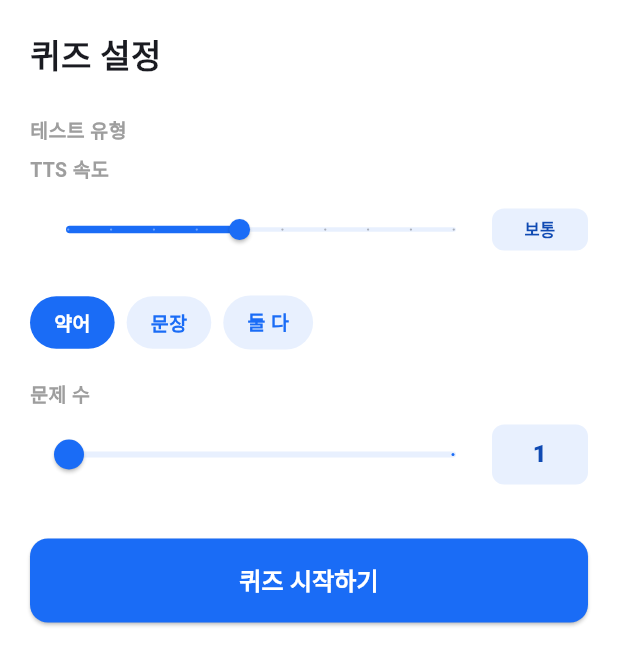
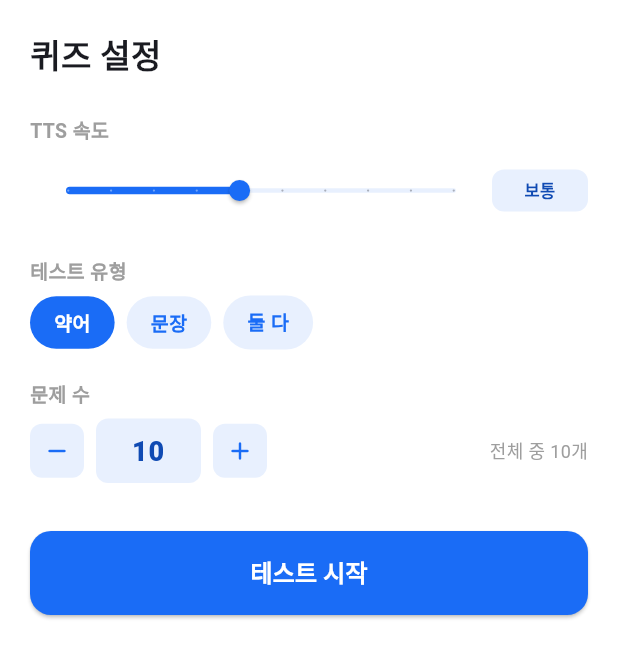
Before and after one commit to CHIL-LING/SOGGIIROCK, a Flutter app: the QuizScreen screen opened directly, on a phone screen of 412 x 824 dp. Shown: the top 665 px of the screen. Run offline on Flutter 3.47's test engine with Material 3 defaults, Android fonts, the phone set to English and light mode, and no system bars; our stand-ins replace flutter_tts, hive_flutter; accounts and stored records are empty.

Commit message:
퀴즈 진행 중 속도 조절 버튼 추가, 퀴즈를 테스트로 단어 변경

```diff
--- a/lib/main.dart
+++ b/lib/main.dart
@@ -3302,7 +3302,7 @@ class _QuizScreenState extends State<QuizScreen> {
   }
 
   // ── 설정 화면 ──
-  Widget _buildSetup() {
+Widget _buildSetup() {
     final groups = Store.getGroups();
     return Scaffold(backgroundColor: Colors.white,
       body: SafeArea(child: SingleChildScrollView(padding: const EdgeInsets.all(20), child: Column(
@@ -3310,8 +3310,6 @@ class _QuizScreenState extends State<QuizScreen> {
         const Text('퀴즈 설정', style: TextStyle(fontSize: 22, fontWeight: FontWeight.w900)),
         const SizedBox(height: 24),
 
-        // 모드 선택
-        _lbl('테스트 유형'),
         // TTS 속도
         _lbl('TTS 속도'),
         Row(children: [
@@ -3342,6 +3340,9 @@ class _QuizScreenState extends State<QuizScreen> {
                 style: const TextStyle(fontWeight: FontWeight.w700, color: kBlueDark, fontSize: 11))),
         ]),
         const SizedBox(height: 20),
+
+        // 모드 선택
+        _lbl('테스트 유형'),
         Row(children: [
           _ModeChip(label: '약어', value: 'abbr', selected: _mode, onTap: (v) => setState(() { _mode = v; _filterGroupId = null; })),
           const SizedBox(width: 8),
@@ -3351,7 +3352,7 @@ class _QuizScreenState extends State<QuizScreen> {
         ]),
         const SizedBox(height: 20),
 
-        // 그룹 필터 (약어 모드일 때만)
+        // 그룹 필터
         if (_mode == 'abbr' && groups.isNotEmpty) ...[
           _lbl('그룹 필터'),
           Wrap(spacing: 8, runSpacing: 8, children: [
@@ -3383,62 +3384,47 @@ class _QuizScreenState extends State<QuizScreen> {
           const SizedBox(height: 20),
         ],
 
-        // 문제 수 설정
+        // 문제 수
         _lbl('문제 수'),
         Row(children: [
-          Expanded(child: Builder(builder: (context) {
-            final abbrevs = Store.getAbbreviations();
-            final sentences = Store.getSentences();
-            int maxCount = 0;
-            if (_mode == 'abbr') {
-              maxCount = _filterGroupId != null
-                  ? abbrevs.where((a) => a.groupId == _filterGroupId).length
-                  : abbrevs.length;
-            } else if (_mode == 'sentence') {
-              maxCount = sentences.length;
-            } else {
-              maxCount = abbrevs.length + sentences.length;
-            }
-            maxCount = maxCount.clamp(1, 9999);
-            if (_quizCount > maxCount) {
-              WidgetsBinding.instance.addPostFrameCallback((_) {
-                if (mounted) setState(() => _quizCount = maxCount);
-              });
-            }
-            return Slider(
-              value: _quizCount.toDouble().clamp(1, maxCount.toDouble()),
-              min: 1, max: maxCount.toDouble(),
-              divisions: (maxCount - 1).clamp(1, 9998),
-              activeColor: kBlue, inactiveColor: kBlueLight,
-              onChanged: (v) => setState(() => _quizCount = v.round()));
-          })),
-          // 숫자 직접 입력
-          SizedBox(width: 64, child: TextField(
+          GestureDetector(
+            onTap: () => setState(() => _quizCount = (_quizCount - 1).clamp(1, 9999)),
+            child: Container(width: 36, height: 36,
+              decoration: BoxDecoration(color: kBlueLight, borderRadius: BorderRadius.circular(8)),
+              child: const Icon(Icons.remove_rounded, color: kBlue, size: 20))),
+          const SizedBox(width: 8),
+          SizedBox(width: 70, child: TextField(
             keyboardType: TextInputType.number,
             textAlign: TextAlign.center,
-            style: const TextStyle(fontWeight: FontWeight.w900, color: kBlueDark, fontSize: 16),
+            style: const TextStyle(fontWeight: FontWeight.w900, color: kBlueDark, fontSize: 18),
             decoration: InputDecoration(
               isDense: true,
               hintText: '$_quizCount',
-              hintStyle: const TextStyle(fontWeight: FontWeight.w900, color: kBlueDark, fontSize: 16),
+              hintStyle: const TextStyle(fontWeight: FontWeight.w900, color: kBlueDark, fontSize: 18),
               contentPadding: const EdgeInsets.symmetric(vertical: 8),
               filled: true, fillColor: kBlueLight,
               border: OutlineInputBorder(borderRadius: BorderRadius.circular(8), borderSide: BorderSide.none)),
             onSubmitted: (v) {
               final n = int.tryParse(v);
               if (n != null && n > 0) setState(() => _quizCount = n);
-            },
-          )),
-       ]),
+            })),
+          const SizedBox(width: 8),
+          GestureDetector(
+            onTap: () => setState(() => _quizCount = (_quizCount + 1).clamp(1, 9999)),
+            child: Container(width: 36, height: 36,
+              decoration: BoxDecoration(color: kBlueLight, borderRadius: BorderRadius.circular(8)),
+              child: const Icon(Icons.add_rounded, color: kBlue, size: 20))),
+          const Spacer(),
+          Text('전체 중 $_quizCount개', style: const TextStyle(fontSize: 12, color: Colors.grey)),
+        ]),
         const SizedBox(height: 32),
 
-        // 시작 버튼
         SizedBox(width: double.infinity, child: ElevatedButton(
           onPressed: _start,
           style: ElevatedButton.styleFrom(backgroundColor: kBlue, foregroundColor: Colors.white,
             padding: const EdgeInsets.symmetric(vertical: 16),
-            shape: RoundedRectangleBorder(borderRadius: BorderRadius.circular(12))),
-          child: const Text('퀴즈 시작하기', style: TextStyle(fontSize: 16, fontWeight: FontWeight.w700)))),
+            shape: RoundedRectangleBorder(borderRadius: BorderRadius.circular(14))),
+          child: const Text('테스트 시작', style: TextStyle(fontSize: 16, fontWeight: FontWeight.w800)))),
       ]))));
   }
 
```
Also changed, not shown: docs/assets/fonts/MaterialIcons-Regular.otf, 2 other files.
